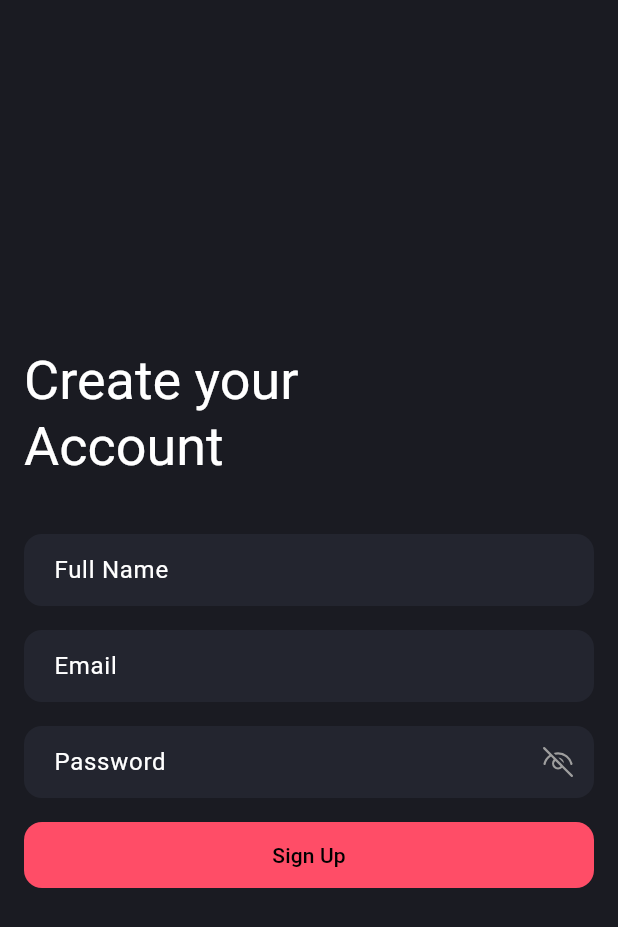
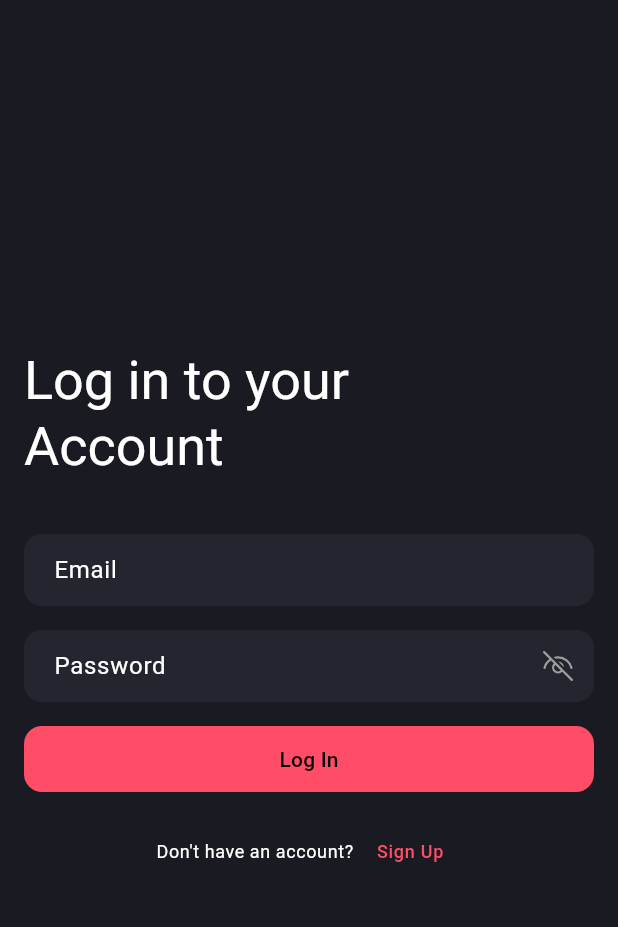
Before and after one commit to Basith-P/Altlink-Frontend, a Flutter app: the screen it shows after launch, on a phone screen of 412 x 824 dp. Shown: the top 927 px of the screen. Run offline on Flutter 3.47's test engine with Material 3 defaults, Android fonts, the phone set to English and light mode, and no system bars; our stand-ins replace cached_network_image, dio, fluentui_system_icons, flutter_riverpod, freezed_annotation, image_picker and 2 more.

Commit message:
feat: add log in page

```diff
--- a/lib/core/config/app_router.dart
+++ b/lib/core/config/app_router.dart
@@ -11,9 +11,9 @@ class AppRouter {
 
     switch (settings.name) {
       case '/':
-        return MaterialPageRoute(builder: (_) => const SignupPage());
-      case SignupPage.routeName:
-        return MaterialPageRoute(builder: (_) => const SignupPage());
+        return MaterialPageRoute(builder: (_) => const LoginOrSignupPage());
+      case LoginOrSignupPage.routeName:
+        return MaterialPageRoute(builder: (_) => const LoginOrSignupPage());
       case MainLayout.routeName:
         return MaterialPageRoute(builder: (_) => const MainLayout());
       case CreatePostPage.routeName:
--- a/lib/core/features/user/pages/sign_up_page.dart
+++ b/lib/core/features/user/pages/sign_up_page.dart
@@ -9,22 +9,25 @@ import 'package:fluentui_system_icons/fluentui_system_icons.dart';
 import 'package:flutter/material.dart';
 import 'package:flutter_riverpod/flutter_riverpod.dart';
 
-class SignupPage extends ConsumerStatefulWidget {
-  const SignupPage({super.key});
+class LoginOrSignupPage extends ConsumerStatefulWidget {
+  const LoginOrSignupPage({super.key, this.isRegistering = false});
+
+  final bool isRegistering;
 
   static const routeName = '/signup';
 
   @override
-  ConsumerState<SignupPage> createState() => _SignupPageState();
+  ConsumerState<LoginOrSignupPage> createState() => _LoginOrSignupPageState();
 }
 
-class _SignupPageState extends ConsumerState<SignupPage> {
+class _LoginOrSignupPageState extends ConsumerState<LoginOrSignupPage> {
   late GlobalKey<FormState> _formKey;
   late TextEditingController _nameController;
   late TextEditingController _emailController;
   late TextEditingController _passwordController;
 
   late ValueNotifier<bool> _isPasswordVisible;
+  late bool _isRegistering;
 
   @override
   void initState() {
@@ -34,6 +37,7 @@ class _SignupPageState extends ConsumerState<SignupPage> {
     _emailController = TextEditingController();
     _passwordController = TextEditingController();
     _isPasswordVisible = ValueNotifier(false);
+    _isRegistering = widget.isRegistering;
   }
 
   void submit() async {
@@ -63,7 +67,8 @@ class _SignupPageState extends ConsumerState<SignupPage> {
             crossAxisAlignment: CrossAxisAlignment.stretch,
             children: [
               Text(
-                'Create your\nAccount',
+                // 'Create your\nAccount',
+                '${_isRegistering ? 'Create ' : 'Log in to '}your \nAccount',
                 style: textTheme.displaySmall,
               ),
               gapH36,
@@ -71,12 +76,14 @@ class _SignupPageState extends ConsumerState<SignupPage> {
                 key: _formKey,
                 child: Column(
                   children: [
+                    if (_isRegistering) ...[
                       TextFormField(
                         controller: _nameController,
                         decoration: kTextFieldDecorationDark.copyWith(
                             hintText: 'Full Name'),
                       ),
                       gapH16,
+                    ],
                     TextFormField(
                       controller: _emailController,
                       decoration:
@@ -119,8 +126,33 @@ class _SignupPageState extends ConsumerState<SignupPage> {
               gapH16,
               FilledButton(
                 onPressed: isLoading ? () {} : submit,
-                child: isLoading ? loaderOnButton : const Text('Sign Up'),
+                child: isLoading
+                    ? loaderOnButton
+                    : Text(_isRegistering ? 'Sign Up' : 'Log In'),
               ),
+              gapH16,
+              Wrap(
+                alignment: WrapAlignment.center,
+                crossAxisAlignment: WrapCrossAlignment.center,
+                children: [
+                  Text(
+                    _isRegistering
+                        ? 'Already have an account? '
+                        : 'Don\'t have an account? ',
+                    style: textTheme.bodySmall,
+                  ),
+                  TextButton(
+                    onPressed: () =>
+                        setState(() => _isRegistering = !_isRegistering),
+                    child: Text(
+                      _isRegistering ? 'Log In' : 'Sign Up',
+                      style: textTheme.labelMedium!.copyWith(
+                        color: AppColors.primary,
+                      ),
+                    ),
+                  ),
+                ],
+              )
             ],
           ),
         ),
```
Also changed, not shown: pubspec.lock, 1 other file. Lines whose indentation alone changed are shown as unchanged.
